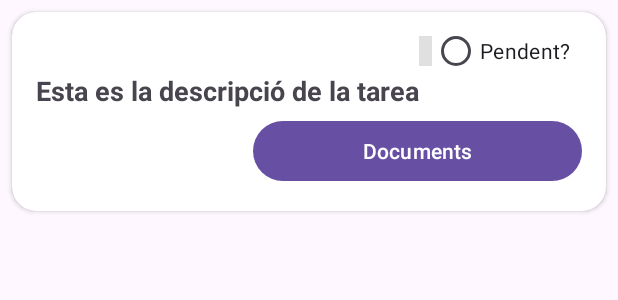
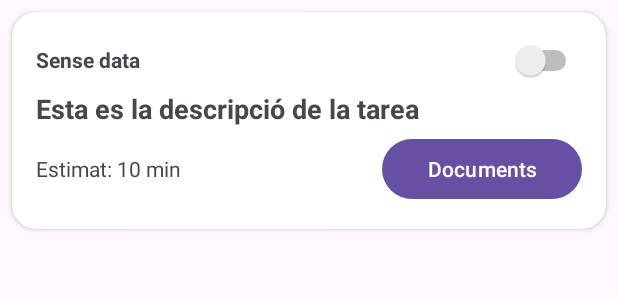
Before and after one commit to MiquelRR/tasquer-local, an Android app: the layout card.xml on its own in the app's theme, with its tools: preview values and no code run, on a phone screen of 412 x 824 dp. Shown: the top 300 px of the screen. Run offline under Robolectric (Android 15) with nearby library versions, the phone set to English and light mode, and no system bars.

Commit message:
listview done

```diff
--- a/app/src/main/AndroidManifest.xml
+++ b/app/src/main/AndroidManifest.xml
@@ -1,6 +1,8 @@
 <?xml version="1.0" encoding="utf-8"?>
 <manifest xmlns:android="http://schemas.android.com/apk/res/android"
     xmlns:tools="http://schemas.android.com/tools">
+    <uses-permission android:name="android.permission.INTERNET" />
+    <uses-permission android:name="android.permission.ACCESS_NETWORK_STATE" />
 
     <application
         android:name=".repository.TasquerApplication"
--- a/app/src/main/java/com/miquel/tasquerviews/AddFragment.kt
+++ b/app/src/main/java/com/miquel/tasquerviews/AddFragment.kt
@@ -17,7 +17,6 @@ import com.miquel.tasquerviews.repository.TaskItem
 import com.miquel.tasquerviews.repository.TasquerApplication
 import com.miquel.tasquerviews.repository.User
 import kotlinx.coroutines.launch
-import java.text.DateFormat
 import java.text.SimpleDateFormat
 import java.util.Date
 import java.util.Locale
@@ -95,15 +94,16 @@ class AddFragment : Fragment() {
             val link = linkField.text.toString()
             val dateField = binding.date
             var date: Date? = null
+            val dateFormat = SimpleDateFormat("dd/MM/yyyy", Locale.getDefault())
             try {
-                date = DateFormat.getDateInstance().parse(dateField.text.toString())
+                date = dateFormat.parse(dateField.text.toString())
             } catch (e: Exception) {
                 Log.d("AddFragment", "Error parsing date: ${e.message}")
                 date = null
             }
             val isDone: Boolean = false
             val email: String = args.username?:""
-            Log.d("AddFragment", "email: $email -> $description")
+            Log.d("AddFragment", "email: $email -> $description ${date.toString()}")
 
             lifecycleScope.launch {
                 val user: User? = TasquerApplication.database.userDao().getUserByEmail(email)
--- a/app/src/main/java/com/miquel/tasquerviews/repository/dao.kt
+++ b/app/src/main/java/com/miquel/tasquerviews/repository/dao.kt
@@ -5,6 +5,7 @@ import androidx.room.Delete
 import androidx.room.Insert
 import androidx.room.Query
 import androidx.room.Update
+import kotlinx.coroutines.flow.Flow
 
 @Dao
 interface UserDao{
@@ -24,6 +25,8 @@ interface TaskDao{
     suspend fun getAmountTaskOfUserEmail(email: String): Int
     @Query("SELECT * FROM task_item WHERE userId = :userId")
     suspend fun getTasksByUserId(userId: String): List<TaskItem>
+    @Query("SELECT * FROM task_item WHERE email = :email")
+    suspend fun getTaskByUserEmail(email: String): List<TaskItem>
     @Insert
     suspend fun addTask(task: TaskItem): Long
     @Update
--- a/app/src/main/res/layout/card.xml
+++ b/app/src/main/res/layout/card.xml
@@ -16,7 +16,7 @@
         <!-- Date and State Row -->
         <LinearLayout
             android:layout_width="match_parent"
-            android:layout_height="20dp"
+            android:layout_height="32dp"
             android:gravity="center_vertical"
             android:orientation="horizontal">
 
@@ -26,7 +26,6 @@
                 android:layout_height="wrap_content"
                 android:layout_weight="1"
                 android:text="@string/date_fake"
-                android:textColor="@color/white"
                 android:textSize="14sp"
                 android:textStyle="bold" />
 
@@ -35,14 +34,13 @@
                 android:layout_width="1dp"
                 android:layout_height="match_parent"
                 android:layout_weight="1"
-                android:background="?android:attr/listDivider" />
+                android:background="@android:color/transparent" />
 
-            <RadioButton
+            <Switch
                 android:id="@+id/doneRadioButton"
                 android:layout_width="wrap_content"
-                android:layout_height="wrap_content"
-                android:layout_weight="1"
-                android:text="@string/done_text"/>
+                android:layout_height="match_parent"
+                android:layout_weight="1" />
 
         </LinearLayout>
 
@@ -69,11 +67,16 @@
                 android:layout_width="wrap_content"
                 android:layout_height="wrap_content"
                 android:text="@string/time_fake"
-                android:textColor="@color/white"
                 android:textSize="14sp" />
-            <Space
-                android:layout_width="48dp"
-                android:layout_height="wrap_content"/>
+
+
+            <View
+                android:id="@+id/divider2"
+                android:layout_width="1dp"
+                android:layout_height="match_parent"
+                android:layout_weight="1"
+                android:background="@android:color/transparent" />
+
             <Button
                 android:id="@+id/taskLinkButton"
                 android:layout_width="0dp"
```
Also changed, not shown: app/src/main/java/com/miquel/tasquerviews/HomeFragment.kt (+35 -3 lines), app/src/main/java/com/miquel/tasquerviews/MyAdapter.kt (added, +77 -0 lines).
